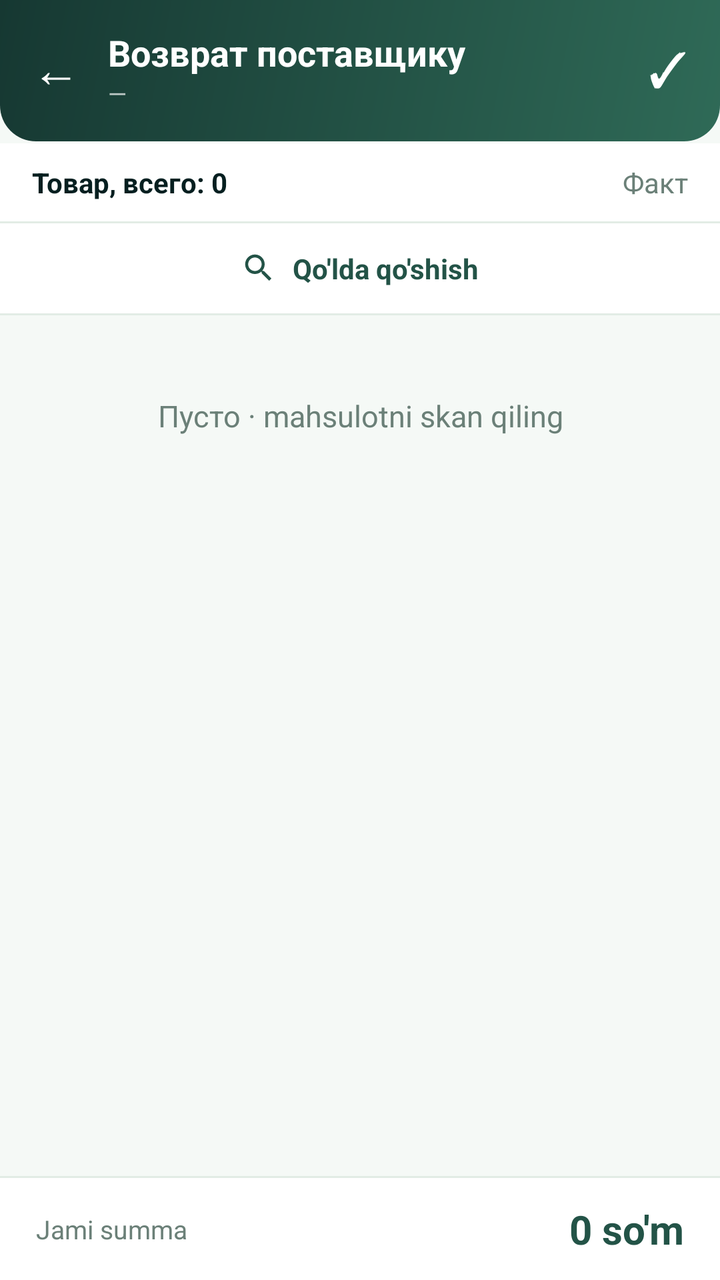
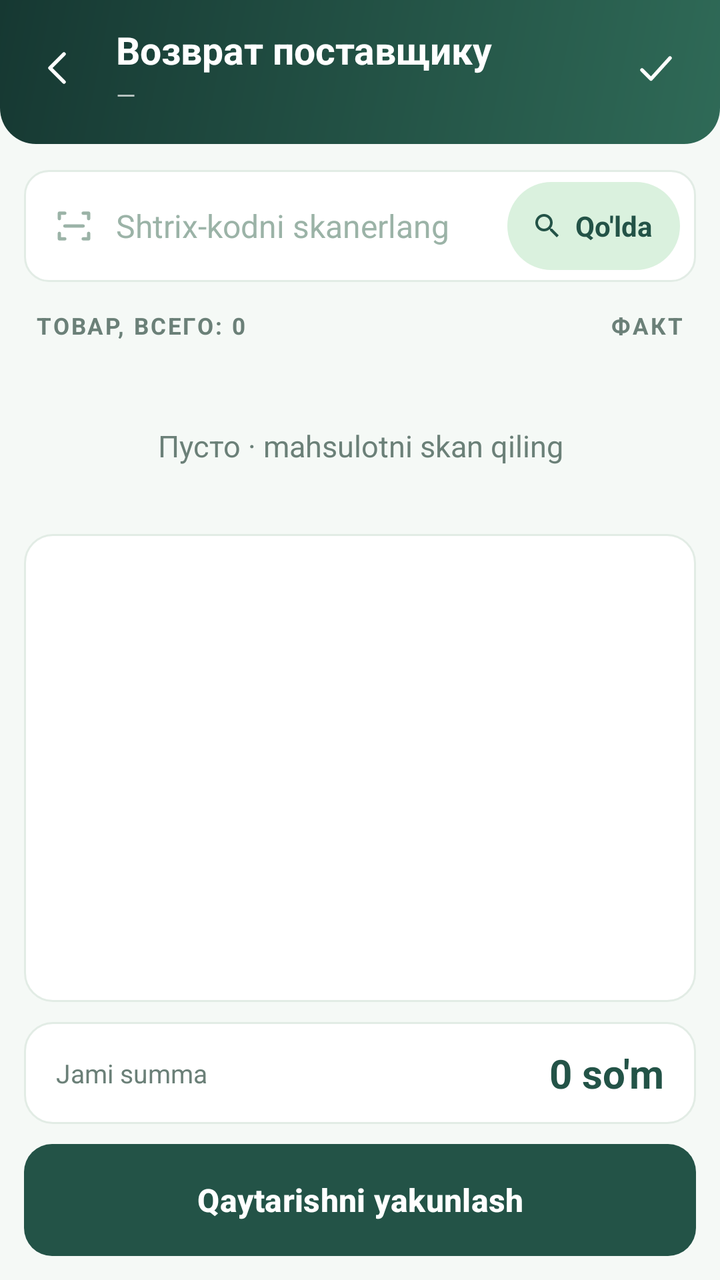

Two renders of the same Android screen: before a commit and after it. Below are the layout's source before the change and the commit's diff.
<!-- AndroidManifest.xml: application theme Theme.SevimliTZD -->
<!-- res/layout/activity_purchase_return.xml -->
<?xml version="1.0" encoding="utf-8"?>
<LinearLayout xmlns:android="http://schemas.android.com/apk/res/android"
    xmlns:app="http://schemas.android.com/apk/res-auto"
    android:layout_width="match_parent"
    android:layout_height="match_parent"
    android:orientation="vertical"
    android:background="@color/bg_light">

    <LinearLayout
        android:layout_width="match_parent"
        android:layout_height="wrap_content"
        android:orientation="horizontal"
        android:gravity="center_vertical"
        android:background="@drawable/bg_header"
        android:paddingStart="16dp"
        android:paddingEnd="16dp"
        android:paddingTop="14dp"
        android:paddingBottom="16dp">

        <TextView
            android:id="@+id/btnBack"
            android:layout_width="wrap_content"
            android:layout_height="wrap_content"
            android:text="←"
            android:textColor="@color/white"
            android:textSize="24sp"
            android:paddingEnd="14dp" />

        <LinearLayout
            android:layout_width="0dp"
            android:layout_height="wrap_content"
            android:layout_weight="1"
            android:orientation="vertical">

            <TextView
                android:layout_width="wrap_content"
                android:layout_height="wrap_content"
                android:text="Возврат поставщику"
                android:textColor="@color/white"
                android:textSize="18sp"
                android:textStyle="bold" />

            <TextView
                android:id="@+id/headerCp"
                android:layout_width="wrap_content"
                android:layout_height="wrap_content"
                android:text="—"
                android:textColor="@color/white70"
                android:textSize="12sp" />
        </LinearLayout>

        <TextView
            android:id="@+id/btnFinish"
            android:layout_width="wrap_content"
            android:layout_height="wrap_content"
            android:text="✓"
            android:textColor="@color/white"
            android:textSize="24sp" />
    </LinearLayout>

    <EditText
        android:id="@+id/scanInput"
        android:layout_width="1dp"
        android:layout_height="1dp"
        android:inputType="text"
        android:imeOptions="actionDone"
        android:background="@null"
        android:importantForAutofill="no" />

    <LinearLayout
        android:layout_width="match_parent"
        android:layout_height="wrap_content"
        android:orientation="horizontal"
        android:background="@color/white"
        android:paddingStart="16dp"
        android:paddingEnd="16dp"
        android:paddingTop="10dp"
        android:paddingBottom="10dp">

        <TextView
            android:id="@+id/totalCount"
            android:layout_width="0dp"
            android:layout_height="wrap_content"
            android:layout_weight="1"
            android:text="Товар, всего: 0"
            android:textColor="@color/text_dark"
            android:textSize="14sp"
            android:textStyle="bold" />

        <TextView
            android:layout_width="wrap_content"
            android:layout_height="wrap_content"
            android:text="Факт"
            android:textColor="@color/text_gray"
            android:textSize="14sp" />
    </LinearLayout>

    <View
        android:layout_width="match_parent"
        android:layout_height="1dp"
        android:background="@color/card_stroke" />

    <LinearLayout
        android:id="@+id/btnManualAdd"
        android:layout_width="match_parent"
        android:layout_height="wrap_content"
        android:orientation="horizontal"
        android:gravity="center"
        android:background="@drawable/bg_row_white_ripple"
        android:clickable="true"
        android:focusable="true"
        android:paddingTop="13dp"
        android:paddingBottom="13dp">

        <ImageView
            android:layout_width="18dp"
            android:layout_height="18dp"
            android:src="@drawable/ic_search"
            app:tint="@color/brand" />

        <TextView
            android:layout_width="wrap_content"
            android:layout_height="wrap_content"
            android:layout_marginStart="8dp"
            android:text="Qo'lda qo'shish"
            android:textColor="@color/brand"
            android:textSize="14sp"
            android:textStyle="bold" />
    </LinearLayout>

    <View
        android:layout_width="match_parent"
        android:layout_height="1dp"
        android:background="@color/card_stroke" />

    <TextView
        android:id="@+id/emptyHint"
        android:layout_width="match_parent"
        android:layout_height="wrap_content"
        android:gravity="center"
        android:padding="40dp"
        android:text="Пусто · mahsulotni skan qiling"
        android:textColor="@color/text_gray"
        android:textSize="15sp" />

    
    <androidx.recyclerview.widget.RecyclerView
        android:id="@+id/list"
        android:layout_width="match_parent"
        android:layout_height="0dp"
        android:layout_weight="1"
        android:overScrollMode="never"
        android:scrollbars="vertical" />

    <ProgressBar
        android:id="@+id/loading"
        android:layout_width="30dp"
        android:layout_height="30dp"
        android:layout_gravity="center_horizontal"
        android:layout_margin="12dp"
        android:indeterminateTint="@color/brand"
        android:visibility="gone" />

    <View
        android:layout_width="match_parent"
        android:layout_height="1dp"
        android:background="@color/card_stroke" />

    <LinearLayout
        android:layout_width="match_parent"
        android:layout_height="wrap_content"
        android:orientation="horizontal"
        android:gravity="center_vertical"
        android:background="@color/white"
        android:paddingStart="18dp"
        android:paddingEnd="18dp"
        android:paddingTop="12dp"
        android:paddingBottom="12dp">

        <TextView
            android:layout_width="wrap_content"
            android:layout_height="wrap_content"
            android:text="Jami summa"
            android:textColor="@color/text_gray"
            android:textSize="13sp" />

        <TextView
            android:id="@+id/totalSum"
            android:layout_width="0dp"
            android:layout_height="wrap_content"
            android:layout_weight="1"
            android:gravity="end"
            android:text="0 so'm"
            android:textColor="@color/brand"
            android:textSize="20sp"
            android:textStyle="bold" />
    </LinearLayout>
</LinearLayout>
<!-- resources referenced by this layout -->
<resources>
  <!-- drawable bg_row_white_ripple (drawable) -->
  <ripple xmlns:android="http://schemas.android.com/apk/res/android" android:color="#22820000">
      <item android:drawable="@color/white" />
  </ripple>
  <!-- unchanged entries left out for length: 16 -->
</resources>

<!-- the commit's change to res/layout/activity_purchase_return.xml (unified diff, before → after) -->
@@ -12,50 +12,48 @@
         android:orientation="horizontal"
         android:gravity="center_vertical"
         android:background="@drawable/bg_header"
-        android:paddingStart="16dp"
-        android:paddingEnd="16dp"
-        android:paddingTop="14dp"
-        android:paddingBottom="16dp">
-
-        <TextView
+        android:paddingStart="6dp"
+        android:paddingEnd="8dp"
+        android:paddingTop="10dp"
+        android:paddingBottom="14dp">
+
+        <ImageView
             android:id="@+id/btnBack"
-            android:layout_width="wrap_content"
+            android:layout_width="48dp"
+            android:layout_height="48dp"
+            android:padding="12dp"
+            android:src="@drawable/j_ic_back"
+            app:tint="@color/white"
+            android:background="?attr/selectableItemBackgroundBorderless"
+            android:contentDescription="Orqaga" />
+
+        <LinearLayout
+            android:layout_width="0dp"
             android:layout_height="wrap_content"
-            android:text="←"
-            android:textColor="@color/white"
-            android:textSize="24sp"
-            android:paddingEnd="14dp" />
-
-        <LinearLayout
-            android:layout_width="0dp"
-            android:layout_height="wrap_content"
-            android:layout_weight="1"
+            android:layout_weight="1"
+            android:layout_marginStart="4dp"
             android:orientation="vertical">
 
             <TextView
-                android:layout_width="wrap_content"
-                android:layout_height="wrap_content"
-                android:text="Возврат поставщику"
-                android:textColor="@color/white"
-                android:textSize="18sp"
-                android:textStyle="bold" />
+                style="@style/J.HeadTitle"
+                android:text="Возврат поставщику" />
 
             <TextView
                 android:id="@+id/headerCp"
-                android:layout_width="wrap_content"
-                android:layout_height="wrap_content"
-                android:text="—"
-                android:textColor="@color/white70"
-                android:textSize="12sp" />
+                style="@style/J.HeadSub"
+                android:layout_marginTop="1dp"
+                android:text="—" />
         </LinearLayout>
 
-        <TextView
+        <ImageView
             android:id="@+id/btnFinish"
-            android:layout_width="wrap_content"
-            android:layout_height="wrap_content"
-            android:text="✓"
-            android:textColor="@color/white"
-            android:textSize="24sp" />
+            android:layout_width="48dp"
+            android:layout_height="48dp"
+            android:padding="12dp"
+            android:src="@drawable/j_ic_check"
+            app:tint="@color/white"
+            android:background="?attr/selectableItemBackgroundBorderless"
+            android:contentDescription="Yakunlash" />
     </LinearLayout>
 
     <EditText
@@ -71,84 +69,102 @@
         android:layout_width="match_parent"
         android:layout_height="wrap_content"
         android:orientation="horizontal"
-        android:background="@color/white"
-        android:paddingStart="16dp"
-        android:paddingEnd="16dp"
-        android:paddingTop="10dp"
-        android:paddingBottom="10dp">
-
-        <TextView
-            android:id="@+id/totalCount"
-            android:layout_width="0dp"
-            android:layout_height="wrap_content"
-            android:layout_weight="1"
-            android:text="Товар, всего: 0"
-            android:textColor="@color/text_dark"
-            android:textSize="14sp"
-            android:textStyle="bold" />
-
-        <TextView
+        android:gravity="center_vertical"
+        android:layout_marginStart="12dp"
+        android:layout_marginEnd="12dp"
+        android:layout_marginTop="12dp"
+        android:paddingStart="14dp"
+        android:paddingEnd="8dp"
+        android:paddingTop="6dp"
+        android:paddingBottom="6dp"
+        android:background="@drawable/j_field">
+
+        <ImageView
+            android:layout_width="22dp"
+            android:layout_height="22dp"
+            android:src="@drawable/j_ic_scan"
+            app:tint="#9BB3A7"
+            android:contentDescription="Skan" />
+
+        <TextView
+            style="@style/J.Body"
+            android:layout_width="0dp"
+            android:layout_weight="1"
+            android:layout_marginStart="10dp"
+            android:textColor="#9BB3A7"
+            android:text="Shtrix-kodni skanerlang" />
+
+        <LinearLayout
+            android:id="@+id/btnManualAdd"
             android:layout_width="wrap_content"
             android:layout_height="wrap_content"
-            android:text="Факт"
-            android:textColor="@color/text_gray"
-            android:textSize="14sp" />
-    </LinearLayout>
-
-    <View
-        android:layout_width="match_parent"
-        android:layout_height="1dp"
-        android:background="@color/card_stroke" />
-
-    <LinearLayout
-        android:id="@+id/btnManualAdd"
-        android:layout_width="match_parent"
-        android:layout_height="wrap_content"
-        android:orientation="horizontal"
-        android:gravity="center"
-        android:background="@drawable/bg_row_white_ripple"
-        android:clickable="true"
-        android:focusable="true"
-        android:paddingTop="13dp"
-        android:paddingBottom="13dp">
-
-        <ImageView
-            android:layout_width="18dp"
-            android:layout_height="18dp"
-            android:src="@drawable/ic_search"
-            app:tint="@color/brand" />
-
-        <TextView
-            android:layout_width="wrap_content"
-            android:layout_height="wrap_content"
-            android:layout_marginStart="8dp"
-            android:text="Qo'lda qo'shish"
-            android:textColor="@color/brand"
-            android:textSize="14sp"
-            android:textStyle="bold" />
-    </LinearLayout>
-
-    <View
-        android:layout_width="match_parent"
-        android:layout_height="1dp"
-        android:background="@color/card_stroke" />
+            android:minHeight="44dp"
+            android:orientation="horizontal"
+            android:gravity="center_vertical"
+            android:background="@drawable/j_tag"
+            android:paddingStart="12dp"
+            android:paddingEnd="14dp"
+            android:clickable="true"
+            android:focusable="true">
+
+            <ImageView
+                android:layout_width="16dp"
+                android:layout_height="16dp"
+                android:src="@drawable/ic_search"
+                app:tint="@color/brand"
+                android:contentDescription="Qidirish" />
+
+            <TextView
+                android:layout_width="wrap_content"
+                android:layout_height="wrap_content"
+                android:layout_marginStart="6dp"
+                android:text="Qo'lda"
+                android:textColor="@color/brand"
+                android:textSize="14sp"
+                android:textStyle="bold" />
+        </LinearLayout>
+    </LinearLayout>
+
+    <LinearLayout
+        android:layout_width="match_parent"
+        android:layout_height="wrap_content"
+        android:orientation="horizontal"
+        android:gravity="center_vertical"
+        android:paddingStart="18dp"
+        android:paddingEnd="18dp"
+        android:paddingTop="14dp"
+        android:paddingBottom="8dp">
+
+        <TextView
+            android:id="@+id/totalCount"
+            style="@style/J.Sec"
+            android:layout_width="0dp"
+            android:layout_weight="1"
+            android:text="Товар, всего: 0" />
+
+        <TextView
+            style="@style/J.Sec"
+            android:text="Факт" />
+    </LinearLayout>
 
     <TextView
         android:id="@+id/emptyHint"
         android:layout_width="match_parent"
         android:layout_height="wrap_content"
         android:gravity="center"
-        android:padding="40dp"
+        android:padding="34dp"
         android:text="Пусто · mahsulotni skan qiling"
         android:textColor="@color/text_gray"
         android:textSize="15sp" />
 
-    
     <androidx.recyclerview.widget.RecyclerView
         android:id="@+id/list"
         android:layout_width="match_parent"
         android:layout_height="0dp"
         android:layout_weight="1"
+        android:layout_marginStart="12dp"
+        android:layout_marginEnd="12dp"
+        android:background="@drawable/j_card"
         android:overScrollMode="never"
         android:scrollbars="vertical" />
 
@@ -157,32 +173,27 @@
         android:layout_width="30dp"
         android:layout_height="30dp"
         android:layout_gravity="center_horizontal"
-        android:layout_margin="12dp"
+        android:layout_margin="10dp"
         android:indeterminateTint="@color/brand"
         android:visibility="gone" />
 
-    <View
-        android:layout_width="match_parent"
-        android:layout_height="1dp"
-        android:background="@color/card_stroke" />
-
-    <LinearLayout
-        android:layout_width="match_parent"
-        android:layout_height="wrap_content"
-        android:orientation="horizontal"
-        android:gravity="center_vertical"
-        android:background="@color/white"
-        android:paddingStart="18dp"
-        android:paddingEnd="18dp"
+    <LinearLayout
+        android:layout_width="match_parent"
+        android:layout_height="wrap_content"
+        android:orientation="horizontal"
+        android:gravity="center_vertical"
+        android:layout_marginStart="12dp"
+        android:layout_marginEnd="12dp"
+        android:layout_marginTop="10dp"
+        android:background="@drawable/j_card"
+        android:paddingStart="16dp"
+        android:paddingEnd="16dp"
         android:paddingTop="12dp"
         android:paddingBottom="12dp">
 
         <TextView
-            android:layout_width="wrap_content"
-            android:layout_height="wrap_content"
-            android:text="Jami summa"
-            android:textColor="@color/text_gray"
-            android:textSize="13sp" />
+            style="@style/J.Sub"
+            android:text="Jami summa" />
 
         <TextView
             android:id="@+id/totalSum"
@@ -193,6 +204,16 @@
             android:text="0 so'm"
             android:textColor="@color/brand"
             android:textSize="20sp"
-            android:textStyle="bold" />
-    </LinearLayout>
+            android:textStyle="bold"
+            android:fontFeatureSettings="tnum" />
+    </LinearLayout>
+
+    <com.google.android.material.button.MaterialButton
+        android:id="@+id/btnFinishBig"
+        style="@style/J.Btn.Primary"
+        android:layout_marginStart="12dp"
+        android:layout_marginEnd="12dp"
+        android:layout_marginTop="10dp"
+        android:layout_marginBottom="12dp"
+        android:text="Qaytarishni yakunlash" />
 </LinearLayout>
<!-- resource entries referenced after the edit -->
@@ -1,9 +1,90 @@
 <!-- resources referenced by this layout -->
 <resources>
-  <!-- drawable bg_row_white_ripple (drawable) -->
-  <ripple xmlns:android="http://schemas.android.com/apk/res/android" android:color="#22820000">
-      <item android:drawable="@color/white" />
-  </ripple>
+  <!-- drawable j_card (drawable) -->
+  <shape xmlns:android="http://schemas.android.com/apk/res/android" android:shape="rectangle">
+      <solid android:color="@color/white"/>
+      <corners android:radius="14dp"/>
+      <stroke android:width="1dp" android:color="@color/card_stroke"/></shape>
+  <!-- drawable j_field (drawable) -->
+  <shape xmlns:android="http://schemas.android.com/apk/res/android" android:shape="rectangle">
+      <solid android:color="@color/white"/>
+      <corners android:radius="12dp"/>
+      <stroke android:width="1dp" android:color="@color/card_stroke"/></shape>
+  <!-- drawable j_ic_back (drawable) -->
+  <vector xmlns:android="http://schemas.android.com/apk/res/android"
+      android:width="24dp" android:height="24dp"
+      android:viewportWidth="24" android:viewportHeight="24"
+      android:tint="@color/brand">
+      <path android:pathData="M14,5 L7,12 L14,19" android:strokeColor="#FF000000" android:strokeWidth="1.8" android:strokeLineCap="round" android:strokeLineJoin="round" android:fillColor="#00000000"/>
+  </vector>
+  <!-- drawable j_ic_check (drawable) -->
+  <vector xmlns:android="http://schemas.android.com/apk/res/android"
+      android:width="24dp" android:height="24dp"
+      android:viewportWidth="24" android:viewportHeight="24"
+      android:tint="@color/brand">
+      <path android:pathData="M5,13 L9.5,17.5 L19,7" android:strokeColor="#FF000000" android:strokeWidth="1.8" android:strokeLineCap="round" android:strokeLineJoin="round" android:fillColor="#00000000"/>
+  </vector>
+  <!-- drawable j_ic_scan (drawable) -->
+  <vector xmlns:android="http://schemas.android.com/apk/res/android"
+      android:width="24dp" android:height="24dp"
+      android:viewportWidth="24" android:viewportHeight="24"
+      android:tint="@color/brand">
+      <path android:pathData="M4,8 L4,5 L7,5 M20,8 L20,5 L17,5 M4,16 L4,19 L7,19 M20,16 L20,19 L17,19 M7,12 L17,12" android:strokeColor="#FF000000" android:strokeWidth="1.8" android:strokeLineCap="round" android:strokeLineJoin="round" android:fillColor="#00000000"/>
+  </vector>
+  <!-- drawable j_tag (drawable) -->
+  <shape xmlns:android="http://schemas.android.com/apk/res/android" android:shape="rectangle">
+      <solid android:color="@color/brand_tint"/>
+      <corners android:radius="999dp"/></shape>
+  <style name="J.Body" parent="">
+          <item name="android:layout_width">wrap_content</item>
+          <item name="android:layout_height">wrap_content</item>
+          <item name="android:textSize">16sp</item>
+          <item name="android:textColor">@color/text_dark</item>
+      </style>
+  <style name="J.Btn.Primary" parent="J.Btn">
+          <item name="backgroundTint">@color/brand</item>
+          <item name="android:textColor">@color/white</item>
+      </style>
+  <style name="J.HeadSub" parent="">
+          <item name="android:layout_width">wrap_content</item>
+          <item name="android:layout_height">wrap_content</item>
+          <item name="android:textSize">12.5sp</item>
+          <item name="android:textColor">@color/white70</item>
+      </style>
+  <style name="J.HeadTitle" parent="">
+          <item name="android:layout_width">wrap_content</item>
+          <item name="android:layout_height">wrap_content</item>
+          <item name="android:textSize">19sp</item>
+          <item name="android:textStyle">bold</item>
+          <item name="android:textColor">@color/white</item>
+      </style>
+  <style name="J.Sec" parent="">
+          <item name="android:layout_width">wrap_content</item>
+          <item name="android:layout_height">wrap_content</item>
+          <item name="android:textSize">11.5sp</item>
+          <item name="android:textStyle">bold</item>
+          <item name="android:textAllCaps">true</item>
+          <item name="android:letterSpacing">0.08</item>
+          <item name="android:textColor">@color/text_gray</item>
+      </style>
+  <style name="J.Sub" parent="">
+          <item name="android:layout_width">wrap_content</item>
+          <item name="android:layout_height">wrap_content</item>
+          <item name="android:textSize">13sp</item>
+          <item name="android:textColor">@color/text_gray</item>
+      </style>
+  <color name="brand_tint">#DAF1DE</color>
+  <style name="J.Btn" parent="Widget.Material3.Button">
+          <item name="android:layout_width">match_parent</item>
+          <item name="android:layout_height">56dp</item>
+          <item name="android:textSize">16sp</item>
+          <item name="android:textAllCaps">false</item>
+          <item name="android:textStyle">bold</item>
+          <item name="cornerRadius">14dp</item>
+          
+          <item name="android:insetTop">0dp</item>
+          <item name="android:insetBottom">0dp</item>
+      </style>
   <!-- unchanged entries left out for length: 16 -->
 </resources>
 
